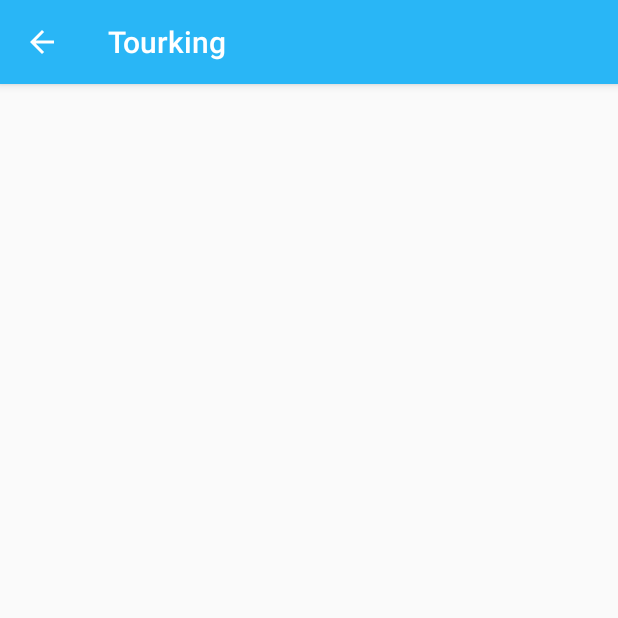
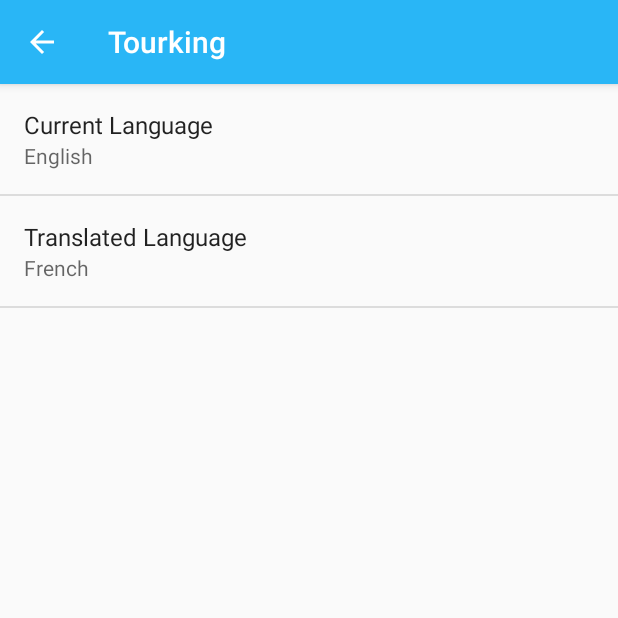
Before and after one commit to TourKing/TourKingAndroid, an Android app: the SettingsActivity screen opened directly, with no data from a screen before it, after a tap on "Tourking", on a phone screen of 412 x 824 dp, the top half of it. Run offline under Robolectric (Android 15) with nearby library versions, the phone set to English and light mode, and no system bars.

Commit message:
current work on passing variables from settings

```diff
--- a/TK/app/src/main/java/com/holly/tourking/SettingsActivity.java
+++ b/TK/app/src/main/java/com/holly/tourking/SettingsActivity.java
@@ -3,6 +3,7 @@ package com.holly.tourking;
 import android.annotation.TargetApi;
 import android.content.Context;
 import android.content.Intent;
+import android.content.SharedPreferences;
 import android.content.res.Configuration;
 import android.media.Ringtone;
 import android.media.RingtoneManager;
@@ -33,6 +34,12 @@ import java.util.List;
  * API Guide</a> for more information on developing a Settings UI.
  */
 public class SettingsActivity extends AppCompatPreferenceActivity {
+
+    public String currentLanguage = "English";
+    public String currentCode = "en";
+
+    public String translateLanguage = "French";
+    public String translateCode = "fr";
 
     /**
      * A preference value change listener that updates the preference's summary
@@ -178,8 +185,10 @@ public class SettingsActivity extends AppCompatPreferenceActivity {
             // to their values. When their values change, their summaries are
             // updated to reflect the new value, per the Android Design
             // guidelines.
-            //bindPreferenceSummaryToValue(findPreference("example_text"));
-            //bindPreferenceSummaryToValue(findPreference("example_list"));
+            bindPreferenceSummaryToValue(findPreference("to_list"));
+            bindPreferenceSummaryToValue(findPreference("from_list"));
+
+            //SharedPreferences spf = PreferenceManager.getDefaultSharedPreferences();
         }
 
         @Override
--- a/TK/app/src/main/res/values/strings.xml
+++ b/TK/app/src/main/res/values/strings.xml
@@ -49,6 +49,28 @@
         <item>-1</item>
     </string-array>
 
+    <string-array name="to_language_key">
+        <item>English</item>
+        <item>French</item>
+        <item>German</item>
+    </string-array>
+    <string-array name="to_language_values">
+        <item>en</item>
+        <item>fr</item>
+        <item>de</item>
+    </string-array>
+
+    <string-array name="from_language_key">
+        <item>English</item>
+        <item>French</item>
+        <item>German</item>
+    </string-array>
+    <string-array name="from_language_values">
+        <item>en</item>
+        <item>fr</item>
+        <item>de</item>
+    </string-array>
+
     <!-- Example settings for Data & Sync -->
     <string name="pref_header_data_sync">Data &amp; sync</string>
 
--- a/TK/app/src/main/res/xml/pref_tourking.xml
+++ b/TK/app/src/main/res/xml/pref_tourking.xml
@@ -1,4 +1,22 @@
 <?xml version="1.0" encoding="utf-8"?>
 <PreferenceScreen xmlns:android="http://schemas.android.com/apk/res/android">
 
+    <ListPreference
+        android:defaultValue="en"
+        android:entries="@array/to_language_key"
+        android:entryValues="@array/to_language_values"
+        android:key="to_list"
+        android:negativeButtonText="@null"
+        android:positiveButtonText="@null"
+        android:title="Current Language" />
+
+    <ListPreference
+        android:defaultValue="fr"
+        android:entries="@array/from_language_key"
+        android:entryValues="@array/from_language_values"
+        android:key="from_list"
+        android:negativeButtonText="@null"
+        android:positiveButtonText="@null"
+        android:title="Translated Language" />
+
 </PreferenceScreen>
```
